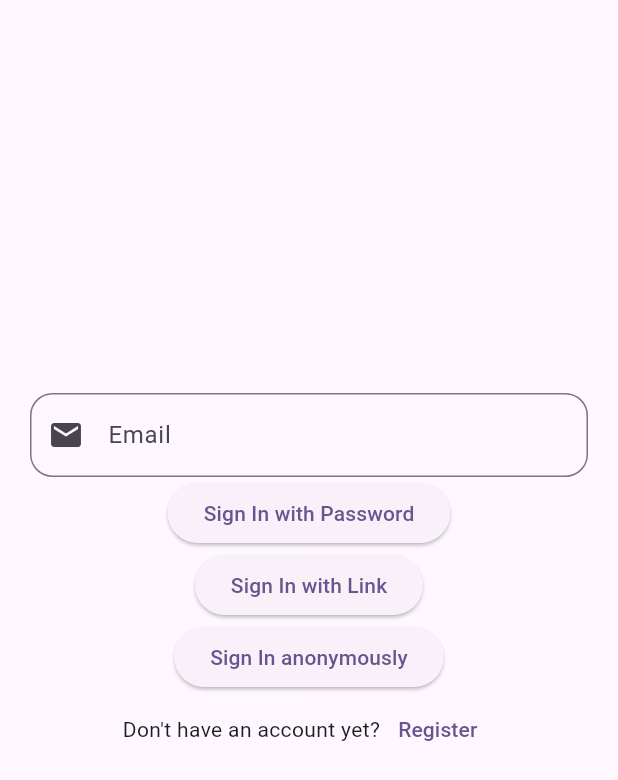
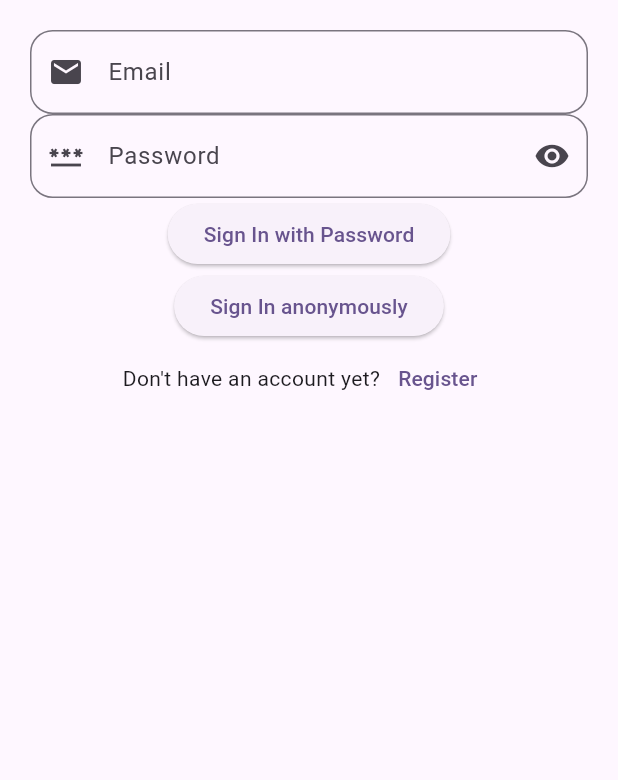
Before and after one commit to WizMe-M/Flutter-Firebase-Auth, a Flutter app: the screen it shows after launch, on a phone screen of 412 x 824 dp. Shown: the top 780 px of the screen. Run offline on Flutter 3.47's test engine with Material 2 defaults, Android fonts, the phone set to English and light mode, and no system bars; our stand-ins replace firebase_auth, firebase_core, go_router; accounts and stored records are empty.

Commit message:
auth without email+link

```diff
--- a/lib/my_app.dart
+++ b/lib/my_app.dart
@@ -1,7 +1,5 @@
 import 'package:flutter/material.dart';
 import 'package:flutter_firebase_auth/routing/app_path.dart';
-import 'package:flutter_firebase_auth/widget/page/auth_email_link_page.dart';
-import 'package:flutter_firebase_auth/widget/page/auth_email_password_page.dart';
 import 'package:flutter_firebase_auth/widget/page/auth_page.dart';
 import 'package:flutter_firebase_auth/widget/page/home_page.dart';
 import 'package:flutter_firebase_auth/widget/page/reg_page.dart';
@@ -19,21 +17,7 @@ class MyApp extends StatelessWidget {
       ),
       GoRoute(
         path: AppPage.signIn.path,
-        builder: (context, state) => AuthPage(
-          email: state.queryParams['email']!,
-        ),
-      ),
-      GoRoute(
-        path: AppPage.signInWithPassword.path,
-        builder: (context, state) => AuthEmailPasswordPage(
-          email: state.queryParams['email']!,
-        ),
-      ),
-      GoRoute(
-        path: AppPage.signInWithLink.path,
-        builder: (context, state) => AuthEmailLinkPage(
-          email: state.queryParams['email']!,
-        ),
+        builder: (context, state) => const AuthPage(),
       ),
       GoRoute(
         path: AppPage.home.path,
--- a/lib/routing/app_path.dart
+++ b/lib/routing/app_path.dart
@@ -1,8 +1,6 @@
 enum AppPage {
   signUp('/sign-up'),
   signIn('/sign-in'),
-  signInWithPassword('/sign-in/email'),
-  signInWithLink('/sign-in/link'),
   home('/home');
 
   const AppPage(this.path);
--- a/lib/widget/page/auth_page.dart
+++ b/lib/widget/page/auth_page.dart
@@ -1,12 +1,50 @@
+import 'package:firebase_auth/firebase_auth.dart';
 import 'package:flutter/material.dart';
 import 'package:flutter_firebase_auth/routing/app_path.dart';
 import 'package:flutter_firebase_auth/widget/util/dynamic_auth_widget.dart';
 import 'package:go_router/go_router.dart';
 
-class AuthPage extends StatelessWidget {
-  AuthPage({Key? key}) : super(key: key);
+class AuthPage extends StatefulWidget {
+  const AuthPage({Key? key}) : super(key: key);
 
+  @override
+  State<AuthPage> createState() => _AuthPageState();
+}
+
+class _AuthPageState extends State<AuthPage> {
   final TextEditingController _emailController = TextEditingController();
+  final TextEditingController _passwordController = TextEditingController();
+
+  bool isPasswordHidden = true;
+
+  void togglePassword() {
+    setState(() {
+      isPasswordHidden = !isPasswordHidden;
+    });
+  }
+
+  void signIn() async {
+    var email = _emailController.text;
+    var password = _passwordController.text;
+    var uc = await FirebaseAuth.instance
+        .signInWithEmailAndPassword(email: email, password: password);
+
+    debugPrint('auth. #is log in = ${uc.user != null}');
+
+    if (context.mounted) {
+      context.go(AppPage.home.path);
+    }
+  }
+
+  void signInAnon() async {
+    var uc = await FirebaseAuth.instance.signInAnonymously();
+
+    debugPrint('auth. #is log in = ${uc.user != null}');
+
+    if (context.mounted) {
+      context.go(AppPage.home.path);
+    }
+  }
 
   @override
   Widget build(BuildContext context) {
@@ -14,46 +52,30 @@ class AuthPage extends StatelessWidget {
       body: SafeArea(
         child: Padding(
           padding: const EdgeInsets.all(20),
-          child: Center(
-            child: SizedBox(
-              height: 300,
-              width: 400,
           child: Column(
             children: [
-                  Flexible(
-                    child: DynamicInputWidget(
+              DynamicInputWidget(
                 controller: _emailController,
                 prefixIcon: Icons.email,
                 labelText: 'Email',
+                textInputAction: TextInputAction.next,
+              ),
+              DynamicInputWidget(
+                controller: _passwordController,
+                labelText: 'Password',
+                prefixIcon: Icons.password,
+                isPasswordField: true,
+                obscureText: isPasswordHidden,
+                toggleObscureCallback: togglePassword,
                 textInputAction: TextInputAction.done,
               ),
-                  ),
-                  Flexible(
-                    child: ElevatedButton(
-                        onPressed: () => context.go(Uri(
-                              path: AppPage.signInWithPassword.path,
-                              queryParameters: {'email': _emailController.text},
-                            ).toString()),
+              ElevatedButton(
+                  onPressed: () => signIn(),
                   child: const Text('Sign In with Password')),
-                  ),
-                  Flexible(
-                    child: ElevatedButton(
-                        onPressed: () {},
-                        child: const Text('Sign In with Link')),
-                  ),
-                  Flexible(
-                    child: ElevatedButton(
-                        onPressed: () async {
-                          var credential =
-                              await FirebaseAuth.instance.signInAnonymously();
-                          if (context.mounted) {
-                            context.go(AppPage.home.path);
-                          }
-                        },
+              ElevatedButton(
+                  onPressed: () => signInAnon(),
                   child: const Text('Sign In anonymously')),
-                  ),
-                  Flexible(
-                    child: Row(
+              Row(
                 mainAxisAlignment: MainAxisAlignment.center,
                 children: [
                   const Text("Don't have an account yet?"),
@@ -61,11 +83,8 @@ class AuthPage extends StatelessWidget {
                       onPressed: () => context.go(AppPage.signUp.path),
                       child: const Text('Register'))
                 ],
-                    ),
               )
             ],
-              ),
-            ),
           ),
         ),
       ),
```
Also changed, not shown: lib/widget/page/auth_email_link_page.dart (deleted, +0 -10 lines), lib/widget/page/auth_email_password_page.dart (deleted, +0 -53 lines). Lines whose indentation alone changed are shown as unchanged.
